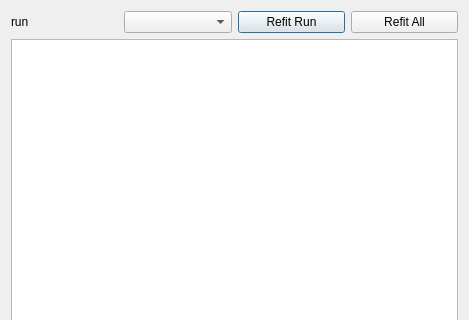
Qt form routes_widget/routes_widget.ui (Drew973/pts_hsrr_processor_qgis3) before a commit; both pictures show x 0 to 469 and y 0 to 320 of the 469 by 662 pixel window.
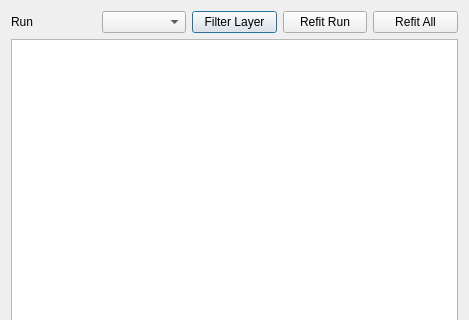
The same form after that commit.

What changed in the file:
```diff
--- a/routes_widget/routes_widget.ui
+++ b/routes_widget/routes_widget.ui
@@ -19,7 +19,7 @@
      <item>
       <widget class="QLabel" name="label_3">
        <property name="text">
-        <string>run</string>
+        <string>Run</string>
        </property>
       </widget>
      </item>
@@ -30,6 +30,16 @@
        </property>
       </widget>
      </item>
+     <item>
+      <widget class="QPushButton" name="filter_layer_button">
+       <property name="toolTip">
+        <string>&lt;html&gt;&lt;head/&gt;&lt;body&gt;&lt;p&gt;Filter readings layer to only show this run.&lt;/p&gt;&lt;/body&gt;&lt;/html&gt;</string>
+       </property>
+       <property name="text">
+        <string>Filter Layer</string>
+       </property>
+      </widget>
+     </item>
      <item>
       <widget class="QPushButton" name="refit_run_button">
        <property name="text">
```
